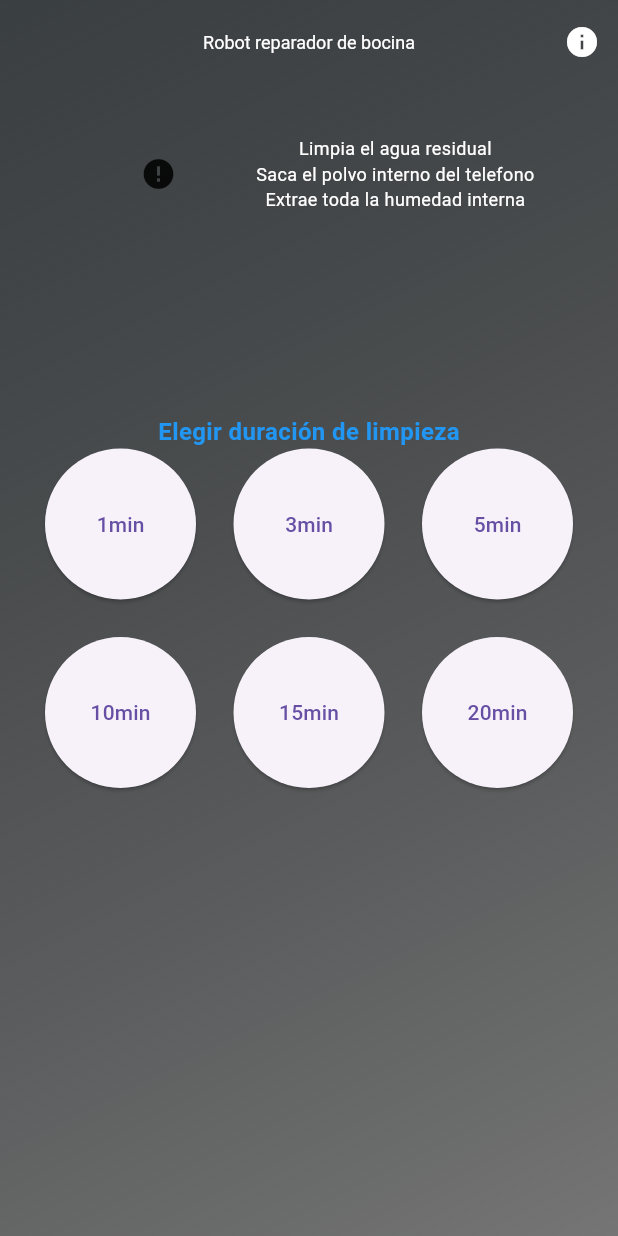
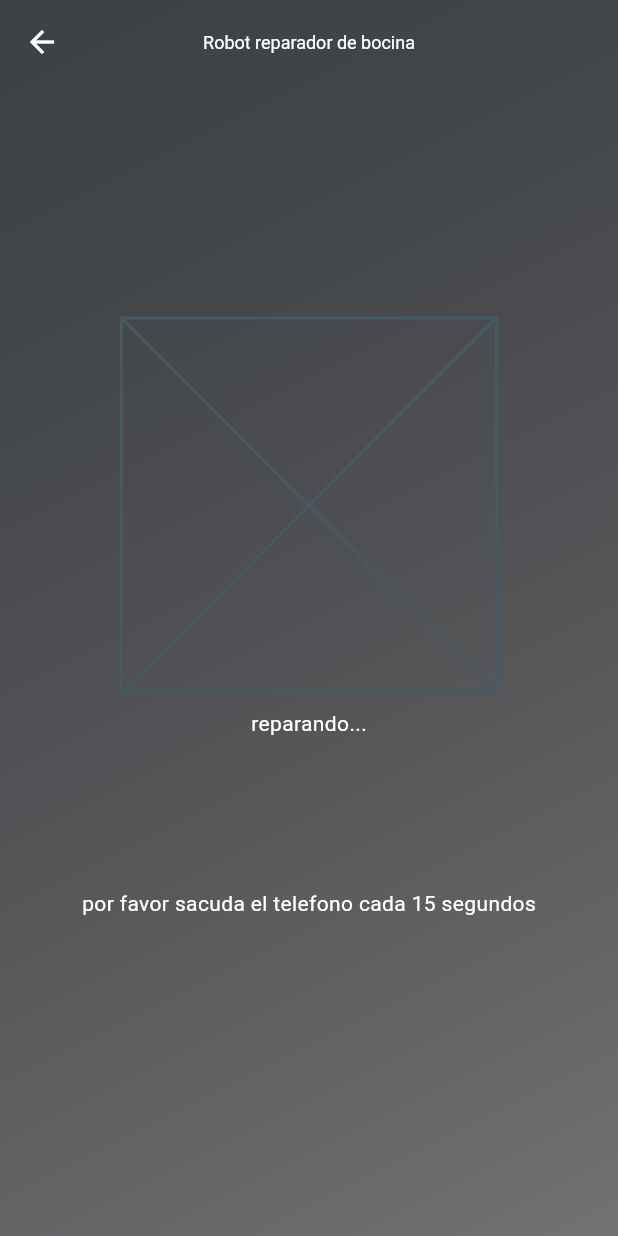
Before and after one commit to carlostic26/robot-reparador-bocina, a Flutter app: the screen it shows after launch, after a tap on "1min", on a phone screen of 412 x 824 dp. Run offline on Flutter 3.47's test engine with Material 3 defaults, Android fonts, the phone set to English and light mode, and no system bars; drawn by our look-alikes of cached_network_image; our stand-ins replace flutter_riverpod, percent_indicator; network calls fail.

Commit message:
contruccion principal de pantalla sound

```diff
--- a/lib/main.dart
+++ b/lib/main.dart
@@ -12,6 +12,7 @@ class MyApp extends StatelessWidget {
   @override
   Widget build(BuildContext context) {
     return MaterialApp(
+      debugShowCheckedModeBanner: false,
       title: 'Flutter Demo',
       theme: MyTheme.dark,
       home: HomeScreen(),
--- a/lib/presentation/screens/home_screen.dart
+++ b/lib/presentation/screens/home_screen.dart
@@ -53,15 +53,7 @@ class HomeScreen extends StatelessWidget {
                 const Column(
                   children: [
                     Text(
-                      'Limpia el agua residual',
-                      style: TextStyle(color: Colors.white, fontSize: 12),
-                    ),
-                    Text(
-                      'Saca el polvo interno del telefono',
-                      style: TextStyle(color: Colors.white, fontSize: 12),
-                    ),
-                    Text(
-                      'Extrae toda la humedad interna',
+                      'Limpia el agua residual interna\nSaca el polvo interno del telefono\nExtraer toda la humedad\nLimpia el microfono',
                       style: TextStyle(color: Colors.white, fontSize: 12),
                     ),
                   ],
@@ -88,37 +80,82 @@ class HomeScreen extends StatelessWidget {
                 children: [
                   ElevatedButton(
                     onPressed: () {
-                      //TODO: Implementar funcionalidad para 5min
+                      Navigator.push(
+                          context,
+                          MaterialPageRoute(
+                              builder: (_) => SoundScreen(
+                                    time: 1,
+                                  )));
                     },
                     child: const Text('1min'),
                   ),
                   ElevatedButton(
                     onPressed: () {
-                      //TODO: Implementar funcionalidad para 10min
+                      onPressed:
+                      () {
+                        Navigator.push(
+                            context,
+                            MaterialPageRoute(
+                                builder: (_) => SoundScreen(
+                                      time: 3,
+                                    )));
+                      };
                     },
                     child: const Text('3min'),
                   ),
                   ElevatedButton(
                     onPressed: () {
-                      //TODO: Implementar funcionalidad para 15min
+                      onPressed:
+                      () {
+                        Navigator.push(
+                            context,
+                            MaterialPageRoute(
+                                builder: (_) => SoundScreen(
+                                      time: 5,
+                                    )));
+                      };
                     },
                     child: const Text('5min'),
                   ),
                   ElevatedButton(
                     onPressed: () {
-                      //TODO: Implementar funcionalidad para 20min
+                      onPressed:
+                      () {
+                        Navigator.push(
+                            context,
+                            MaterialPageRoute(
+                                builder: (_) => SoundScreen(
+                                      time: 10,
+                                    )));
+                      };
                     },
                     child: const Text('10min'),
                   ),
                   ElevatedButton(
                     onPressed: () {
-                      //TODO: Implementar funcionalidad para 25min
+                      onPressed:
+                      () {
+                        Navigator.push(
+                            context,
+                            MaterialPageRoute(
+                                builder: (_) => SoundScreen(
+                                      time: 15,
+                                    )));
+                      };
                     },
                     child: const Text('15min'),
                   ),
                   ElevatedButton(
                     onPressed: () {
-                      //TODO: Implementar funcionalidad para 30min
+                      onPressed:
+                      () {
+                        Navigator.push(
+                            context,
+                            MaterialPageRoute(
+                                builder: (_) => SoundScreen(
+                                      time: 20,
+                                    )));
+                      };
                     },
                     child: const Text('20min'),
                   ),
--- a/lib/presentation/screens/screens.dart
+++ b/lib/presentation/screens/screens.dart
@@ -6,3 +6,4 @@ export 'package:percent_indicator/linear_percent_indicator.dart';
 export 'package:robotbocina/presentation/theme/theme.dart';
 export 'package:robotbocina/presentation/screens/loading_screen.dart';
 export 'package:robotbocina/presentation/screens/home_screen.dart';
+export 'package:robotbocina/presentation/screens/sound_screen.dart';
--- a/lib/presentation/screens/sound_screen.dart
+++ b/lib/presentation/screens/sound_screen.dart
@@ -1,15 +1,86 @@
 import 'package:flutter/material.dart';
+import 'package:robotbocina/presentation/screens/screens.dart';
 
 class SoundScreen extends StatefulWidget {
-  const SoundScreen({super.key});
+  int time;
+
+  SoundScreen({required this.time, super.key});
 
   @override
   State<SoundScreen> createState() => _SoundScreenState();
 }
 
 class _SoundScreenState extends State<SoundScreen> {
+  // TODO: mientras haya sonido, se reproducirá una lista de textos, que digan:
+  // limpiando bocina...
+  // extrayendo particulas de agua...
+  // reparando bocina y parlante...
+  // reduciendo humedad interna...
+
+  // mensaje static: por favor sacuda el telefono cada 15 segundos
+
+  // TODO: mientras haya sonido, se reproducirá una lista de textos, que digan:
+  // extrayendo polvo del microfono...
+  // eliminando impurezas...
+  // extrayendo microparticulas...
+
+  // mensaje static: por favor sacuda el telefono cada 15 segundos
+
+  List<String> avisos = [
+    'limpiando bocina...',
+    'limpiando bocina...',
+    'limpiando bocina...'
+  ];
+
+  //function que recibe una lista de string, y cada 2 segundos retorna o imprime un aviso diferente
+  //dicho aviso será puesto en el widget texto
+
+  //dicha funcion debe recibir el tiempo como paramentro de la extra clase
+  // int time = widget.time;
+
   @override
   Widget build(BuildContext context) {
-    return const Placeholder();
+    return Scaffold(
+      body: Stack(
+        children: [
+          AnimatedBackground(),
+          Column(
+            children: [
+              AppBar(
+                leading: const BackButton(color: Colors.white),
+                backgroundColor: Colors.transparent,
+                elevation: 0,
+                centerTitle: true,
+                title: const Text(
+                  'Robot reparador de bocina',
+                  style: TextStyle(
+                    fontSize: 12,
+                    color: Colors.white,
+                  ),
+                ),
+              ),
+            ],
+          ),
+          const Center(
+            child: Column(
+              mainAxisAlignment: MainAxisAlignment.center,
+              children: [
+                SizedBox(
+                    height: 250,
+                    width: 250,
+                    child: //imagen icon or sound
+                        Placeholder()),
+                SizedBox(
+                  height: 10,
+                ),
+                Text('reparando...'),
+                SizedBox(height: 100),
+                Text('por favor sacuda el telefono cada 15 segundos'),
+              ],
+            ),
+          )
+        ],
+      ),
+    );
   }
 }
```
